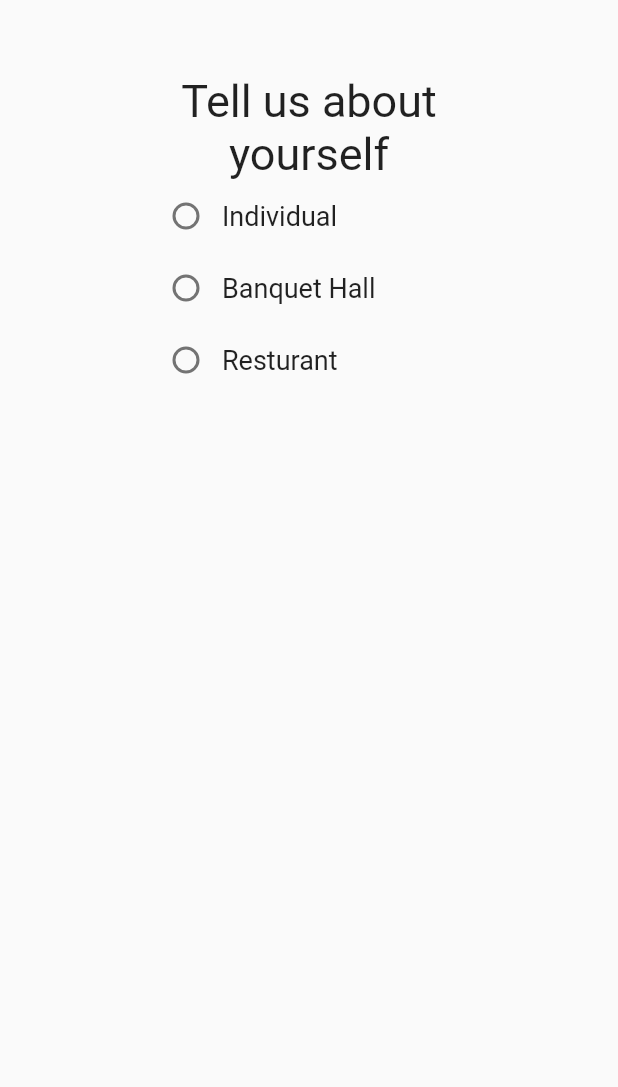
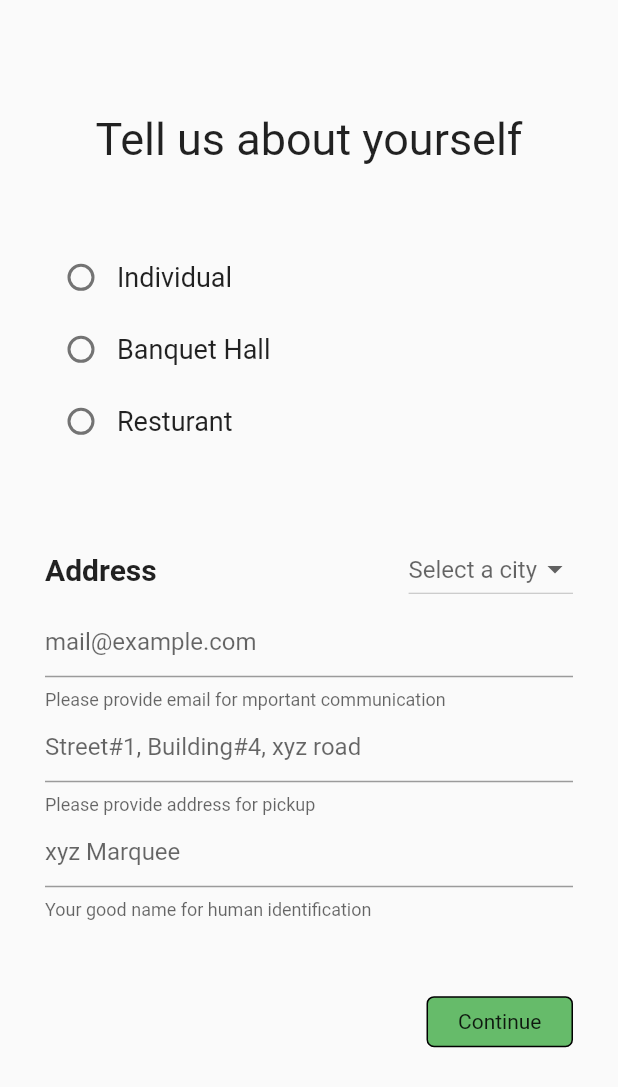
Before and after one commit to UmairJibran/Fooddo, a Flutter app: the RegisterAsDonor screen opened by its route, on a phone screen of 412 x 824 dp. Shown: the top 1087 px of the screen. Run offline on Flutter 3.47's test engine with Material 2 defaults, Android fonts, the phone set to English and light mode, and no system bars; our stand-ins replace splashscreen.

Commit message:
update registeration screen

```diff
--- /dev/null
+++ b/lib/classes/city.dart
@@ -0,0 +1,4 @@
+class City {
+  final String name;
+  const City(this.name);
+}
--- a/lib/screens/screen_register_as_donor.dart
+++ b/lib/screens/screen_register_as_donor.dart
@@ -1,4 +1,6 @@
 import 'package:flutter/material.dart';
+import 'package:fooddo/classes/city.dart';
+import 'package:fooddo/components/continuation_button.dart';
 
 class RegisterAsDonor extends StatefulWidget {
   static final routeName = "/register";
@@ -8,20 +10,32 @@ class RegisterAsDonor extends StatefulWidget {
 }
 
 class _RegisterAsDonorState extends State<RegisterAsDonor> {
+  List<City> cities = <City>[
+    const City("Peshawar"),
+    const City("Lahore"),
+    const City("Islamabad"),
+    const City("Mardan"),
+    const City("Nowshehra")
+  ];
   String donorType = "";
+  City donorSelectedCity;
+  String donorEmail = "";
+  String donorPickUpAddress = "";
+  String donorName = "";
+
   @override
   Widget build(BuildContext context) {
     return Scaffold(
-      body: SingleChildScrollView(
-        child: Container(
+      body: Container(
         width: MediaQuery.of(context).size.width,
         height: MediaQuery.of(context).size.height,
         margin: EdgeInsets.symmetric(
           vertical: 50,
-            horizontal: 100,
+          horizontal: 30,
         ),
         child: Column(
           crossAxisAlignment: CrossAxisAlignment.center,
+          mainAxisAlignment: MainAxisAlignment.spaceAround,
           children: [
             Text(
               "Tell us about yourself",
@@ -87,9 +101,107 @@ class _RegisterAsDonorState extends State<RegisterAsDonor> {
                   ),
                 ],
               ),
-              )
+            ),
+            Column(
+              //conditional item
+              children: [
+                Row(
+                  mainAxisAlignment: MainAxisAlignment.spaceBetween,
+                  children: [
+                    Text(
+                      "Address",
+                      style: TextStyle(
+                        fontSize: 20,
+                        fontWeight: FontWeight.bold,
+                      ),
+                    ),
+                    DropdownButton<City>(
+                      hint: Text("Select a city"),
+                      value: donorSelectedCity,
+                      onChanged: (City selected) => {
+                        setState(
+                          () {
+                            donorSelectedCity = selected;
+                          },
+                        ),
+                      },
+                      items: cities.map(
+                        (City city) {
+                          return DropdownMenuItem<City>(
+                            value: city,
+                            child: Text(city.name),
+                          );
+                        },
+                      ).toList(),
+                    ),
                   ],
                 ),
+                Form(
+                    child: Column(
+                  children: [
+                    TextFormField(
+                      decoration: InputDecoration(
+                        hintText: "mail@example.com",
+                        helperText:
+                            "Please provide email for mportant communication",
+                      ),
+                      keyboardType: TextInputType.emailAddress,
+                      onChanged: (value) {
+                        setState(() {
+                          donorEmail = value;
+                        });
+                      },
+                      validator: (value) {
+                        return null;
+                      },
+                    ),
+                    TextFormField(
+                      decoration: InputDecoration(
+                        hintText: "Street#1, Building#4, xyz road",
+                        helperText: "Please provide address for pickup",
+                      ),
+                      keyboardType: TextInputType.emailAddress,
+                      onChanged: (value) {
+                        setState(() {
+                          donorPickUpAddress = value;
+                        });
+                      },
+                      validator: (value) {
+                        return null;
+                      },
+                    ),
+                    TextFormField(
+                      decoration: InputDecoration(
+                        hintText: donorType == "Individual"
+                            ? "John Doe"
+                            : "xyz Marquee",
+                        helperText: "Your good name for human identification",
+                      ),
+                      keyboardType: TextInputType.emailAddress,
+                      onChanged: (value) {
+                        setState(() {
+                          donorName = value;
+                        });
+                      },
+                      validator: (value) {
+                        return null;
+                      },
+                    ),
+                  ],
+                ))
+              ],
+            ),
+            Row(
+              mainAxisAlignment: MainAxisAlignment.end,
+              children: [
+                ContinuationButton(
+                  buttonText: "Continue",
+                  onTap: () {},
+                ),
+              ],
+            ),
+            SizedBox(),
+          ],
         ),
       ),
     );
```
Lines whose indentation alone changed are shown as unchanged.
